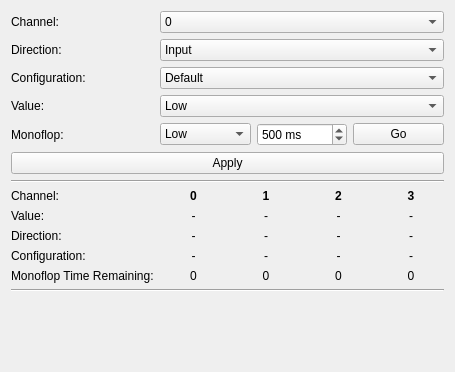
Before: the Qt Designer form src/brickv/plugin_system/plugins/io4_v2/ui/io4_v2.ui in Tinkerforge/brickv, drawn with Qt 5.
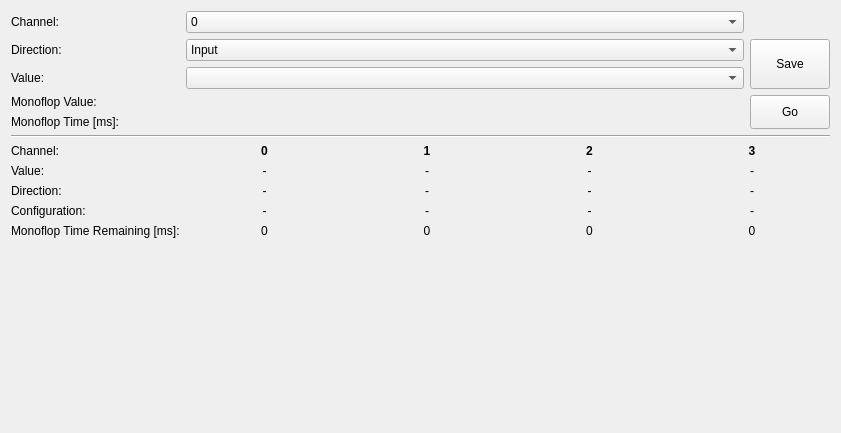
After: the same form once the commit is applied.

Commit message:
Refactor and unify monoflop logic
Workaround Industrial Digital Out 4 Bricklet 2.0 and IO-4 Bricklet 2.0
firmware bugs.

```diff
--- a/src/brickv/plugin_system/plugins/io4_v2/ui/io4_v2.ui
+++ b/src/brickv/plugin_system/plugins/io4_v2/ui/io4_v2.ui
@@ -6,8 +6,8 @@
    <rect>
     <x>0</x>
     <y>0</y>
-    <width>455</width>
-    <height>372</height>
+    <width>841</width>
+    <height>433</height>
    </rect>
   </property>
   <property name="windowTitle">
@@ -23,80 +23,35 @@
        </property>
       </widget>
      </item>
-     <item row="7" column="0">
+     <item row="6" column="0">
       <widget class="QLabel" name="label_53">
        <property name="text">
         <string>Channel:</string>
        </property>
       </widget>
      </item>
-     <item row="1" column="0">
-      <widget class="QLabel" name="label_2">
-       <property name="text">
-        <string>Direction:</string>
-       </property>
-      </widget>
-     </item>
-     <item row="8" column="0">
+     <item row="7" column="0">
       <widget class="QLabel" name="label_5">
        <property name="text">
         <string>Value:</string>
        </property>
       </widget>
      </item>
-     <item row="9" column="0">
+     <item row="8" column="0">
       <widget class="QLabel" name="label_7">
        <property name="text">
         <string>Direction:</string>
        </property>
       </widget>
      </item>
-     <item row="1" column="1" colspan="3">
-      <widget class="QComboBox" name="cbox_cfg_ch_dir">
-       <item>
-        <property name="text">
-         <string>Input</string>
-        </property>
-       </item>
-       <item>
-        <property name="text">
-         <string>Output</string>
-        </property>
-       </item>
-      </widget>
-     </item>
-     <item row="4" column="3">
-      <widget class="QPushButton" name="btn_monoflop_go">
-       <property name="text">
-        <string>Go</string>
-       </property>
-      </widget>
-     </item>
-     <item row="4" column="2">
-      <widget class="QSpinBox" name="sbox_monoflop_t">
-       <property name="suffix">
-        <string> ms</string>
-       </property>
-       <property name="minimum">
-        <number>1</number>
-       </property>
-       <property name="maximum">
-        <number>2147483647</number>
-       </property>
-       <property name="value">
-        <number>500</number>
-       </property>
-      </widget>
-     </item>
-     <item row="3" column="0">
-      <widget class="QLabel" name="lbl_cfg_ch_out_v">
-       <property name="text">
-        <string>Value:</string>
-       </property>
-      </widget>
-     </item>
-     <item row="0" column="1" colspan="3">
+     <item row="0" column="1">
       <widget class="QComboBox" name="cbox_cfg_ch">
+       <property name="sizePolicy">
+        <sizepolicy hsizetype="Preferred" vsizetype="Fixed">
+         <horstretch>1</horstretch>
+         <verstretch>0</verstretch>
+        </sizepolicy>
+       </property>
        <item>
         <property name="text">
          <string>0</string>
@@ -119,35 +74,21 @@
        </item>
       </widget>
      </item>
-     <item row="5" column="0" colspan="4">
-      <widget class="QPushButton" name="btn_cfg_ch_apply">
-       <property name="text">
-        <string>Apply</string>
-       </property>
-      </widget>
-     </item>
-     <item row="2" column="0">
-      <widget class="QLabel" name="lbl_cfg_ch_in_v">
-       <property name="text">
-        <string>Configuration:</string>
-       </property>
-      </widget>
-     </item>
-     <item row="10" column="0">
+     <item row="9" column="0">
       <widget class="QLabel" name="label_4">
        <property name="text">
         <string>Configuration:</string>
        </property>
       </widget>
      </item>
-     <item row="6" column="0" colspan="4">
+     <item row="5" column="0" colspan="3">
       <widget class="Line" name="line">
        <property name="orientation">
         <enum>Qt::Horizontal</enum>
        </property>
       </widget>
      </item>
-     <item row="7" column="1" rowspan="5" colspan="3">
+     <item row="6" column="1" rowspan="5" colspan="2">
       <layout class="QGridLayout" name="gridLayout">
        <item row="2" column="3">
         <widget class="QLabel" name="lbl_st_ch3_d">
@@ -378,63 +319,84 @@
      <item row="4" column="0">
       <widget class="QLabel" name="lbl_monoflop">
        <property name="text">
-        <string>Monoflop:</string>
+        <string>Monoflop Time [ms]:</string>
        </property>
       </widget>
      </item>
-     <item row="4" column="1">
-      <widget class="QComboBox" name="cbox_monoflop_v">
-       <item>
-        <property name="text">
-         <string>Low</string>
-        </property>
-       </item>
-       <item>
-        <property name="text">
-         <string>High</string>
-        </property>
-       </item>
-      </widget>
-     </item>
-     <item row="3" column="1" colspan="3">
-      <widget class="QComboBox" name="cbox_cfg_ch_out_v">
-       <item>
-        <property name="text">
-         <string>Low</string>
-        </property>
-       </item>
-       <item>
-        <property name="text">
-         <string>High</string>
-        </property>
-       </item>
-      </widget>
-     </item>
-     <item row="2" column="1" colspan="3">
-      <widget class="QComboBox" name="cbox_cfg_ch_in_v">
-       <item>
-        <property name="text">
-         <string>Default</string>
-        </property>
-       </item>
-       <item>
-        <property name="text">
-         <string>Pull-up</string>
-        </property>
-       </item>
-      </widget>
-     </item>
-     <item row="11" column="0">
+     <item row="10" column="0">
       <widget class="QLabel" name="label_15">
        <property name="text">
-        <string>Monoflop Time Remaining:</string>
+        <string>Monoflop Time Remaining [ms]:</string>
        </property>
       </widget>
      </item>
-     <item row="12" column="0" colspan="4">
-      <widget class="Line" name="line_2">
-       <property name="orientation">
-        <enum>Qt::Horizontal</enum>
+     <item row="3" column="1">
+      <widget class="QStackedWidget" name="monoflop_value_stack"/>
+     </item>
+     <item row="3" column="0">
+      <widget class="QLabel" name="label">
+       <property name="text">
+        <string>Monoflop Value:</string>
+       </property>
+      </widget>
+     </item>
+     <item row="4" column="1">
+      <widget class="QStackedWidget" name="monoflop_time_stack"/>
+     </item>
+     <item row="3" column="2" rowspan="2">
+      <widget class="QPushButton" name="btn_monoflop_go">
+       <property name="sizePolicy">
+        <sizepolicy hsizetype="Minimum" vsizetype="Minimum">
+         <horstretch>0</horstretch>
+         <verstretch>0</verstretch>
+        </sizepolicy>
+       </property>
+       <property name="text">
+        <string>Go</string>
+       </property>
+      </widget>
+     </item>
+     <item row="1" column="1">
+      <widget class="QComboBox" name="cbox_cfg_ch_dir">
+       <item>
+        <property name="text">
+         <string>Input</string>
+        </property>
+       </item>
+       <item>
+        <property name="text">
+         <string>Output</string>
+        </property>
+       </item>
+      </widget>
+     </item>
+     <item row="1" column="0">
+      <widget class="QLabel" name="label_2">
+       <property name="text">
+        <string>Direction:</string>
+       </property>
+      </widget>
+     </item>
+     <item row="2" column="0">
+      <widget class="QLabel" name="lbl_cfg_ch_v">
+       <property name="text">
+        <string>Value:</string>
+       </property>
+      </widget>
+     </item>
+     <item row="2" column="1">
+      <widget class="QComboBox" name="cbox_cfg_ch_v"/>
+     </item>
+     <item row="1" column="2" rowspan="2">
+      <widget class="QPushButton" name="btn_cfg_ch_save">
+       <property name="sizePolicy">
+        <sizepolicy hsizetype="Minimum" vsizetype="Minimum">
+         <horstretch>0</horstretch>
+         <verstretch>0</verstretch>
+        </sizepolicy>
+       </property>
+       <property name="text">
+        <string>Save</string>
        </property>
       </widget>
      </item>
```
The commit also changes 27 other files.
